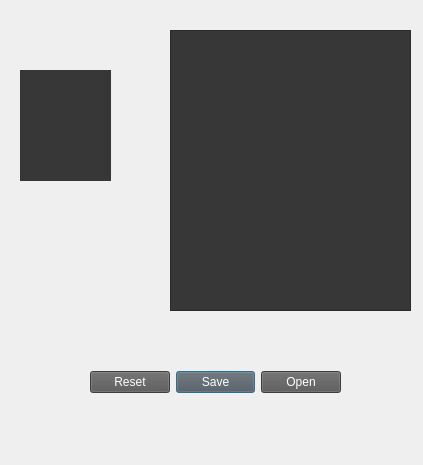
Above: Visual Programming/Lab6/lab6_vp/krasnov.ui from Krasnoffsky/Study before the change. Below: the same form after it.
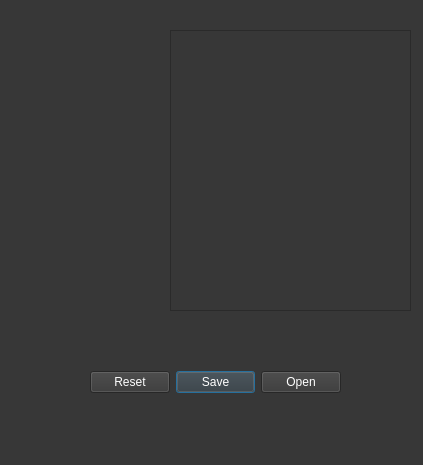
That is the form after the change.

Commit message: Add qss to second window lab6 VP

What changed in the file:
```diff
--- a/Visual Programming/Lab6/lab6_vp/krasnov.ui
+++ b/Visual Programming/Lab6/lab6_vp/krasnov.ui
@@ -18,7 +18,7 @@
 QPushButton {background: rgb(87,87,87); color: white}
 QTextEdit {background: rgb(55,55,55); color: white; border-color: rgb(45,45,45)}
 QLabel {background: rgb(55,55,55); color: white; border-color: rgb(45,45,45)}
-QMainWindow{background-color: rgb(55, 55, 55); color: white;}
+QWidget{background-color: rgb(55, 55, 55); color: white;}
 
 
 
```
The commit also changes 4 other files.
